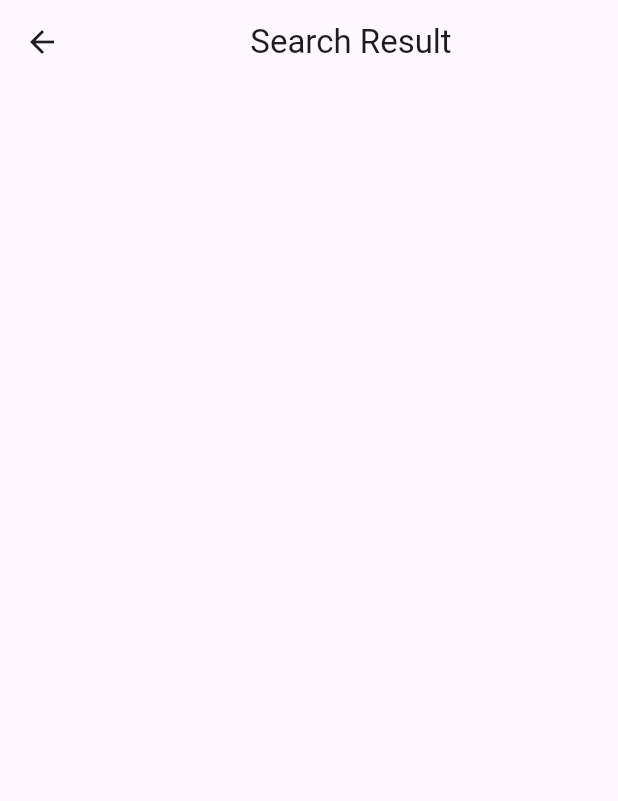
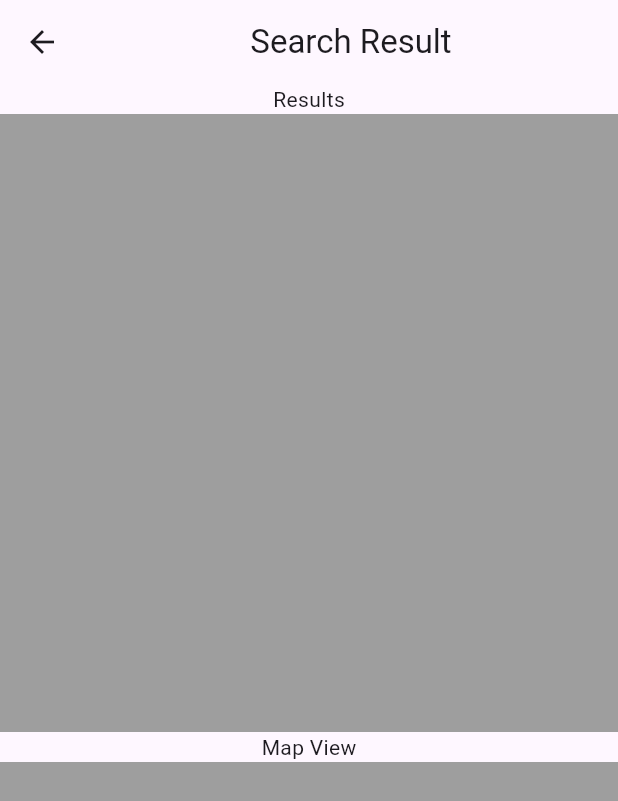
Before and after one commit to Ali-Hadi-Saker/Scout-AI-Flutter, a Flutter app: the SearchResultScreen screen opened by its route, on a phone screen of 412 x 824 dp. Shown: the top 801 px of the screen. Run offline on Flutter 3.47's test engine with Material 3 defaults, Android fonts, the phone set to English and light mode, and no system bars; missing offline and left inert: flutter_joystick.

Commit message:
added structure for search result screen

```diff
--- a/scout_ai/lib/screens/carControl.dart
+++ b/scout_ai/lib/screens/carControl.dart
@@ -19,6 +19,10 @@ class _CarControlScreenState extends State<CarControlScreen> {
             Navigator.pop(context)},
             icon: Icon(Icons.arrow_back)),
           title: Center(child: Text("Car Control")),
+          actions: [IconButton(onPressed: ()=>{
+            Navigator.pushNamed(context, "search-result")
+          },
+          icon: Icon(Icons.arrow_forward))],
       ),
       body: Padding(
         padding: const EdgeInsets.all(15),
--- a/scout_ai/lib/screens/searchResult.dart
+++ b/scout_ai/lib/screens/searchResult.dart
@@ -14,6 +14,19 @@ class _SearchResultScreenState extends State<SearchResultScreen> {
       appBar: AppBar(
         title: Center(child: Text("Search Result",)),
       ),
+      body: Column(
+        children: [
+          Text("Results"),
+          Container(
+            height: MediaQuery.of(context).size.width,
+            color: Colors.grey,
+          ),
+          Text("Map View"),
+          Container(
+            height:MediaQuery.of(context).size.width,
+            color: Colors.grey,
+          )
+      ],),
     );
   }
 }
```
